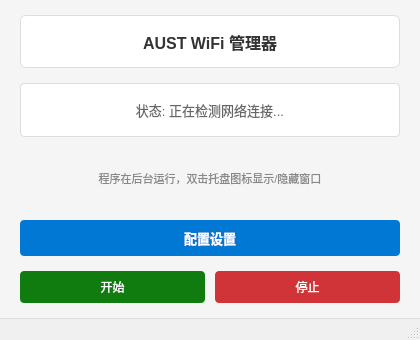
Above: mainwindow.ui from Mengxun326/AUST-WIFI before the change. Below: the same form after it.
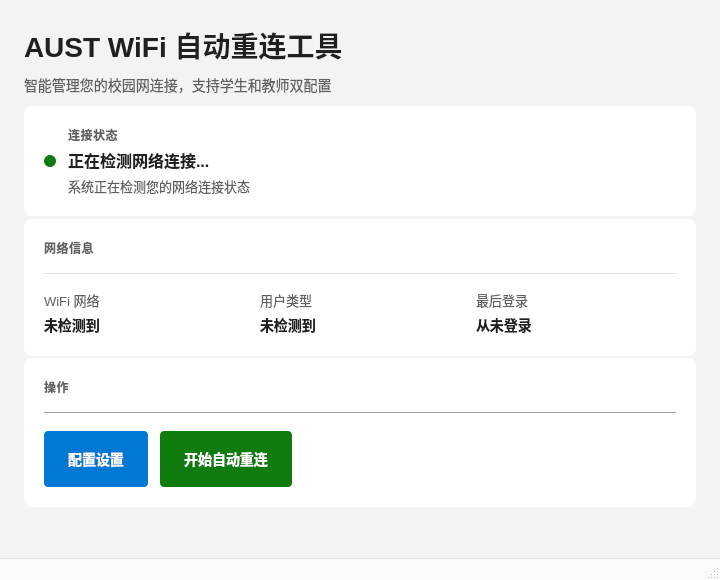
That is the form after the change.

Patch:
```diff
--- a/mainwindow.ui
+++ b/mainwindow.ui
@@ -6,222 +6,568 @@
    <rect>
     <x>0</x>
     <y>0</y>
-    <width>420</width>
-    <height>340</height>
+    <width>720</width>
+    <height>580</height>
    </rect>
   </property>
   <property name="minimumSize">
    <size>
-    <width>420</width>
-    <height>340</height>
-   </size>
-  </property>
-  <property name="maximumSize">
-   <size>
-    <width>420</width>
-    <height>340</height>
+    <width>680</width>
+    <height>520</height>
    </size>
   </property>
   <property name="windowTitle">
    <string>AUST WiFi 自动重连工具</string>
   </property>
   <property name="styleSheet">
-   <string notr="true">QMainWindow {
-    background-color: #f5f5f5;
+   <string notr="true">/* Windows 11 Fluent Design Style */
+QMainWindow {
+    background-color: #F3F3F3;
+    font-family: "Segoe UI Variable", "Segoe UI", -apple-system, BlinkMacSystemFont, sans-serif;
 }
 
 QWidget#centralwidget {
     background: transparent;
+}
+
+/* 卡片样式 */
+QFrame#statusCard, QFrame#infoCard, QFrame#actionCard {
+    background-color: #FFFFFF;
+    border: none;
+    border-radius: 8px;
+    padding: 0px;
+}
+
+/* 标题样式 */
+QLabel#titleLabel {
+    font-size: 28px;
+    font-weight: 600;
+    color: #202020;
+    background: transparent;
+    border: none;
+    padding: 0px;
+}
+
+QLabel#subtitleLabel {
+    font-size: 14px;
+    font-weight: 400;
+    color: #606060;
+    background: transparent;
+    border: none;
+    padding: 0px;
+}
+
+/* 状态标签 */
+QLabel#statusTitleLabel {
+    font-size: 12px;
+    font-weight: 600;
+    color: #606060;
+    text-transform: uppercase;
+    letter-spacing: 0.5px;
+    background: transparent;
+    border: none;
+    padding: 0px;
+}
+
+QLabel#statusValueLabel {
+    font-size: 16px;
+    font-weight: 500;
+    color: #202020;
+    background: transparent;
+    border: none;
+    padding: 0px;
+}
+
+QLabel#statusDescriptionLabel {
+    font-size: 13px;
+    font-weight: 400;
+    color: #606060;
+    background: transparent;
+    border: none;
+    padding: 0px;
+}
+
+/* WiFi信息标签 */
+QLabel#wifiNameLabel, QLabel#userTypeLabel, QLabel#lastLoginLabel {
+    font-size: 13px;
+    font-weight: 400;
+    color: #606060;
+    background: transparent;
+    border: none;
+    padding: 0px;
+}
+
+QLabel#wifiNameValue, QLabel#userTypeValue, QLabel#lastLoginValue {
+    font-size: 14px;
+    font-weight: 500;
+    color: #202020;
+    background: transparent;
+    border: none;
+    padding: 0px;
+}
+
+/* 按钮样式 - Windows 11风格 */
+QPushButton#configButton {
+    background-color: #0078D4;
+    border: none;
+    border-radius: 4px;
+    color: #FFFFFF;
+    font-size: 14px;
+    font-weight: 500;
+    padding: 10px 24px;
+    min-height: 36px;
+}
+
+QPushButton#configButton:hover {
+    background-color: #106EBE;
+}
+
+QPushButton#configButton:pressed {
+    background-color: #005A9E;
+}
+
+QPushButton#toggleButton {
+    background-color: #107C10;
+    border: none;
+    border-radius: 4px;
+    color: #FFFFFF;
+    font-size: 14px;
+    font-weight: 500;
+    padding: 10px 24px;
+    min-height: 36px;
+}
+
+QPushButton#toggleButton:hover {
+    background-color: #0E6E0E;
+}
+
+QPushButton#toggleButton:pressed {
+    background-color: #0C5D0C;
+}
+
+QPushButton#toggleButton.stopped {
+    background-color: transparent;
+    border: 1px solid #E1E1E1;
+    color: #202020;
+}
+
+QPushButton#toggleButton.stopped:hover {
+    background-color: #F9F9F9;
+    border-color: #C1C1C1;
+}
+
+QPushButton#toggleButton.stopped:pressed {
+    background-color: #F3F3F3;
+}
+
+/* 状态指示器 */
+QLabel#statusIndicator {
+    min-width: 12px;
+    max-width: 12px;
+    min-height: 12px;
+    max-height: 12px;
+    border-radius: 6px;
+    background-color: #107C10;
+}
+
+QLabel#statusIndicator.disconnected {
+    background-color: #D13438;
+}
+
+QLabel#statusIndicator.connecting {
+    background-color: #FFB900;
+}
+
+/* 分隔线 */
+QFrame#divider {
+    background-color: #E1E1E1;
+    max-height: 1px;
+    min-height: 1px;
+    border: none;
+}
+
+/* 状态栏 */
+QStatusBar {
+    background-color: #FAFAFA;
+    border-top: 1px solid #E1E1E1;
+    color: #606060;
+    font-size: 12px;
+    padding: 4px 8px;
 }</string>
   </property>
   <widget class="QWidget" name="centralwidget">
    <layout class="QVBoxLayout" name="verticalLayout">
     <property name="spacing">
-     <number>15</number>
+     <number>0</number>
     </property>
     <property name="leftMargin">
-     <number>20</number>
+     <number>24</number>
     </property>
     <property name="topMargin">
-     <number>15</number>
+     <number>24</number>
     </property>
     <property name="rightMargin">
-     <number>20</number>
+     <number>24</number>
     </property>
     <property name="bottomMargin">
-     <number>15</number>
+     <number>24</number>
     </property>
     <item>
-     <widget class="QLabel" name="titleLabel">
-      <property name="styleSheet">
-       <string notr="true">QLabel {
-    font-size: 16px;
-    font-weight: bold;
-    color: #333;
-    padding: 10px;
-    background-color: white;
-    border: 1px solid #ddd;
-    border-radius: 6px;
-}</string>
-      </property>
-      <property name="text">
-       <string>AUST WiFi 管理器</string>
-      </property>
-      <property name="alignment">
-       <set>Qt::AlignmentFlag::AlignCenter</set>
-      </property>
-     </widget>
-    </item>
-    <item>
-     <widget class="QLabel" name="statusLabel">
-      <property name="styleSheet">
-       <string notr="true">QLabel {
-    font-size: 13px;
-    color: #666;
-    padding: 8px;
-    background-color: white;
-    border: 1px solid #ddd;
-    border-radius: 4px;
-}</string>
-      </property>
-      <property name="text">
-       <string>状态: 正在检测网络连接...</string>
-      </property>
-      <property name="alignment">
-       <set>Qt::AlignmentFlag::AlignCenter</set>
-      </property>
-     </widget>
-    </item>
-    <item>
-     <widget class="QLabel" name="infoLabel">
-      <property name="styleSheet">
-       <string notr="true">QLabel {
-    font-size: 11px;
-    color: #888;
-    padding: 6px;
-}</string>
-      </property>
-      <property name="text">
-       <string>程序在后台运行，双击托盘图标显示/隐藏窗口</string>
-      </property>
-      <property name="alignment">
-       <set>Qt::AlignmentFlag::AlignCenter</set>
-      </property>
-     </widget>
-    </item>
-    <item>
-     <widget class="QPushButton" name="configButton">
-      <property name="minimumSize">
-       <size>
-        <width>0</width>
-        <height>35</height>
-       </size>
-      </property>
-      <property name="styleSheet">
-       <string notr="true">QPushButton {
-    background-color: #0078d4;
-    border: none;
-    border-radius: 4px;
-    color: white;
-    font-size: 13px;
-    font-weight: bold;
-    padding: 8px;
-}
-
-QPushButton:hover {
-    background-color: #106ebe;
-}
-
-QPushButton:pressed {
-    background-color: #005a9e;
-}</string>
-      </property>
-      <property name="text">
-       <string>配置设置</string>
-      </property>
-     </widget>
-    </item>
-    <item>
-     <layout class="QHBoxLayout" name="controlLayout">
+     <layout class="QVBoxLayout" name="headerLayout">
       <property name="spacing">
-       <number>10</number>
+       <number>8</number>
       </property>
       <item>
-       <widget class="QPushButton" name="startButton">
-        <property name="minimumSize">
-         <size>
-          <width>0</width>
-          <height>32</height>
-         </size>
-        </property>
-        <property name="styleSheet">
-         <string notr="true">QPushButton {
-    background-color: #107c10;
-    border: none;
-    border-radius: 4px;
-    color: white;
-    font-size: 12px;
-    padding: 6px;
-}
-
-QPushButton:hover {
-    background-color: #0e6e0e;
-}
-
-QPushButton:pressed {
-    background-color: #0c5d0c;
-}</string>
-        </property>
+       <widget class="QLabel" name="titleLabel">
         <property name="text">
-         <string>开始</string>
+         <string>AUST WiFi 自动重连工具</string>
         </property>
        </widget>
       </item>
       <item>
-       <widget class="QPushButton" name="stopButton">
-        <property name="minimumSize">
-         <size>
-          <width>0</width>
-          <height>32</height>
-         </size>
-        </property>
-        <property name="styleSheet">
-         <string notr="true">QPushButton {
-    background-color: #d13438;
-    border: none;
-    border-radius: 4px;
-    color: white;
-    font-size: 12px;
-    padding: 6px;
-}
-
-QPushButton:hover {
-    background-color: #b52d31;
-}
-
-QPushButton:pressed {
-    background-color: #9a272a;
-}</string>
-        </property>
+       <widget class="QLabel" name="subtitleLabel">
         <property name="text">
-         <string>停止</string>
+         <string>智能管理您的校园网连接，支持学生和教师双配置</string>
         </property>
        </widget>
       </item>
      </layout>
     </item>
+    <item>
+     <spacer name="headerSpacer">
+      <property name="orientation">
+       <enum>Qt::Vertical</enum>
+      </property>
+      <property name="sizeHint">
+       <size>
+        <width>20</width>
+        <height>24</height>
+       </size>
+      </property>
+     </spacer>
+    </item>
+    <item>
+     <widget class="QFrame" name="statusCard">
+      <property name="frameShape">
+       <enum>QFrame::NoFrame</enum>
+      </property>
+      <property name="frameShadow">
+       <enum>QFrame::Raised</enum>
+      </property>
+      <layout class="QVBoxLayout" name="statusCardLayout">
+       <property name="spacing">
+        <number>16</number>
+       </property>
+       <property name="leftMargin">
+        <number>20</number>
+       </property>
+       <property name="topMargin">
+        <number>20</number>
+       </property>
+       <property name="rightMargin">
+        <number>20</number>
+       </property>
+       <property name="bottomMargin">
+        <number>20</number>
+       </property>
+       <item>
+        <layout class="QHBoxLayout" name="statusHeaderLayout">
+         <property name="spacing">
+          <number>12</number>
+         </property>
+         <item>
+          <widget class="QLabel" name="statusIndicator">
+           <property name="text">
+            <string/>
+           </property>
+          </widget>
+         </item>
+         <item>
+          <layout class="QVBoxLayout" name="statusTextLayout">
+           <property name="spacing">
+            <number>4</number>
+           </property>
+           <item>
+            <widget class="QLabel" name="statusTitleLabel">
+             <property name="text">
+              <string>连接状态</string>
+             </property>
+            </widget>
+           </item>
+           <item>
+            <widget class="QLabel" name="statusValueLabel">
+             <property name="text">
+              <string>正在检测网络连接...</string>
+             </property>
+            </widget>
+           </item>
+           <item>
+            <widget class="QLabel" name="statusDescriptionLabel">
+             <property name="text">
+              <string>系统正在检测您的网络连接状态</string>
+             </property>
+            </widget>
+           </item>
+          </layout>
+         </item>
+         <item>
+          <spacer name="statusHeaderSpacer">
+           <property name="orientation">
+            <enum>Qt::Horizontal</enum>
+           </property>
+           <property name="sizeHint">
+            <size>
+             <width>40</width>
+             <height>20</height>
+            </size>
+           </property>
+          </spacer>
+         </item>
+        </layout>
+       </item>
+      </layout>
+     </widget>
+    </item>
+    <item>
+     <spacer name="cardSpacer1">
+      <property name="orientation">
+       <enum>Qt::Vertical</enum>
+      </property>
+      <property name="sizeHint">
+       <size>
+        <width>20</width>
+        <height>16</height>
+       </size>
+      </property>
+     </spacer>
+    </item>
+    <item>
+     <widget class="QFrame" name="infoCard">
+      <property name="frameShape">
+       <enum>QFrame::NoFrame</enum>
+      </property>
+      <property name="frameShadow">
+       <enum>QFrame::Raised</enum>
+      </property>
+      <layout class="QVBoxLayout" name="infoCardLayout">
+       <property name="spacing">
+        <number>16</number>
+       </property>
+       <property name="leftMargin">
+        <number>20</number>
+       </property>
+       <property name="topMargin">
+        <number>20</number>
+       </property>
+       <property name="rightMargin">
+        <number>20</number>
+       </property>
+       <property name="bottomMargin">
+        <number>20</number>
+       </property>
+       <item>
+        <widget class="QLabel" name="infoTitleLabel">
+         <property name="text">
+          <string>网络信息</string>
+         </property>
+         <property name="styleSheet">
+          <string notr="true">font-size: 12px; font-weight: 600; color: #606060; text-transform: uppercase; letter-spacing: 0.5px;</string>
+         </property>
+        </widget>
+       </item>
+       <item>
+        <widget class="QFrame" name="divider">
+         <property name="frameShape">
+          <enum>QFrame::HLine</enum>
+         </property>
+         <property name="frameShadow">
+          <enum>QFrame::Sunken</enum>
+         </property>
+        </widget>
+       </item>
+       <item>
+        <layout class="QGridLayout" name="infoGridLayout">
+         <property name="spacing">
+          <number>16</number>
+         </property>
+         <item row="0" column="0">
+          <layout class="QVBoxLayout" name="wifiNameLayout">
+           <property name="spacing">
+            <number>4</number>
+           </property>
+           <item>
+            <widget class="QLabel" name="wifiNameLabel">
+             <property name="text">
+              <string>WiFi 网络</string>
+             </property>
+            </widget>
+           </item>
+           <item>
+            <widget class="QLabel" name="wifiNameValue">
+             <property name="text">
+              <string>未检测到</string>
+             </property>
+            </widget>
+           </item>
+          </layout>
+         </item>
+         <item row="0" column="1">
+          <layout class="QVBoxLayout" name="userTypeLayout">
+           <property name="spacing">
+            <number>4</number>
+           </property>
+           <item>
+            <widget class="QLabel" name="userTypeLabel">
+             <property name="text">
+              <string>用户类型</string>
+             </property>
+            </widget>
+           </item>
+           <item>
+            <widget class="QLabel" name="userTypeValue">
+             <property name="text">
+              <string>未检测到</string>
+             </property>
+            </widget>
+           </item>
+          </layout>
+         </item>
+         <item row="0" column="2">
+          <layout class="QVBoxLayout" name="lastLoginLayout">
+           <property name="spacing">
+            <number>4</number>
+           </property>
+           <item>
+            <widget class="QLabel" name="lastLoginLabel">
+             <property name="text">
+              <string>最后登录</string>
+             </property>
+            </widget>
+           </item>
+           <item>
+            <widget class="QLabel" name="lastLoginValue">
+             <property name="text">
+              <string>从未登录</string>
+             </property>
+            </widget>
+           </item>
+          </layout>
+         </item>
+        </layout>
+       </item>
+      </layout>
+     </widget>
+    </item>
+    <item>
+     <spacer name="cardSpacer2">
+      <property name="orientation">
+       <enum>Qt::Vertical</enum>
+      </property>
+      <property name="sizeHint">
+       <size>
+        <width>20</width>
+        <height>16</height>
+       </size>
+      </property>
+     </spacer>
+    </item>
+    <item>
+     <widget class="QFrame" name="actionCard">
+      <property name="frameShape">
+       <enum>QFrame::NoFrame</enum>
+      </property>
+      <property name="frameShadow">
+       <enum>QFrame::Raised</enum>
+      </property>
+      <layout class="QVBoxLayout" name="actionCardLayout">
+       <property name="spacing">
+        <number>16</number>
+       </property>
+       <property name="leftMargin">
+        <number>20</number>
+       </property>
+       <property name="topMargin">
+        <number>20</number>
+       </property>
+       <property name="rightMargin">
+        <number>20</number>
+       </property>
+       <property name="bottomMargin">
+        <number>20</number>
+       </property>
+       <item>
+        <widget class="QLabel" name="actionTitleLabel">
+         <property name="text">
+          <string>操作</string>
+         </property>
+         <property name="styleSheet">
+          <string notr="true">font-size: 12px; font-weight: 600; color: #606060; text-transform: uppercase; letter-spacing: 0.5px;</string>
+         </property>
+        </widget>
+       </item>
+       <item>
+        <widget class="QFrame" name="divider2">
+         <property name="frameShape">
+          <enum>QFrame::HLine</enum>
+         </property>
+         <property name="frameShadow">
+          <enum>QFrame::Sunken</enum>
+         </property>
+        </widget>
+       </item>
+       <item>
+        <layout class="QHBoxLayout" name="actionButtonLayout">
+         <property name="spacing">
+          <number>12</number>
+         </property>
+         <item>
+          <widget class="QPushButton" name="configButton">
+           <property name="text">
+            <string>配置设置</string>
+           </property>
+          </widget>
+         </item>
+         <item>
+          <widget class="QPushButton" name="toggleButton">
+           <property name="text">
+            <string>开始自动重连</string>
+           </property>
+          </widget>
+         </item>
+         <item>
+          <spacer name="actionButtonSpacer">
+           <property name="orientation">
+            <enum>Qt::Horizontal</enum>
+           </property>
+           <property name="sizeHint">
+            <size>
+             <width>40</width>
+             <height>20</height>
+            </size>
+           </property>
+          </spacer>
+         </item>
+        </layout>
+       </item>
+      </layout>
+     </widget>
+    </item>
+    <item>
+     <spacer name="bottomSpacer">
+      <property name="orientation">
+       <enum>Qt::Vertical</enum>
+      </property>
+      <property name="sizeHint">
+       <size>
+        <width>20</width>
+        <height>40</height>
+       </size>
+      </property>
+     </spacer>
+    </item>
    </layout>
   </widget>
-  <widget class="QStatusBar" name="statusbar">
-   <property name="styleSheet">
-    <string notr="true">QStatusBar {
-    background-color: #f0f0f0;
-    border-top: 1px solid #ddd;
-    color: #666;
-    font-size: 10px;
-}</string>
-   </property>
-  </widget>
+  <widget class="QStatusBar" name="statusbar"/>
  </widget>
  <resources/>
  <connections/>
```
Left out of the diff: 2 changed lines with no effect on the pictures.
